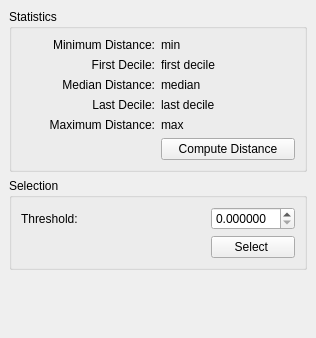
Old version of the form Polyhedron/demo/Polyhedron/Plugins/Point_set/Point_set_to_mesh_distance_widget.ui in the repository CGAL/cgal.
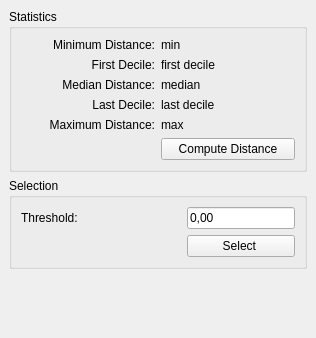
New version of the form. Custom widgets are drawn as their Qt base class.

The edit to the form file:
```diff
--- a/Polyhedron/demo/Polyhedron/Plugins/Point_set/Point_set_to_mesh_distance_widget.ui
+++ b/Polyhedron/demo/Polyhedron/Plugins/Point_set/Point_set_to_mesh_distance_widget.ui
@@ -140,16 +140,6 @@
         <layout class="QHBoxLayout" name="horizontalLayout_2">
          <item>
           <layout class="QGridLayout" name="gridLayout_2" columnstretch="1,0">
-           <item row="0" column="1">
-            <widget class="QDoubleSpinBox" name="distance_spinbox">
-             <property name="toolTip">
-              <string>Points further than this distance will be selected.</string>
-             </property>
-             <property name="decimals">
-              <number>6</number>
-             </property>
-            </widget>
-           </item>
            <item row="1" column="1">
             <widget class="QPushButton" name="select_button">
              <property name="toolTip">
@@ -167,6 +157,13 @@
              </property>
             </widget>
            </item>
+           <item row="0" column="1">
+            <widget class="DoubleEdit" name="distance_spinbox">
+             <property name="text">
+              <string>0,00</string>
+             </property>
+            </widget>
+           </item>
           </layout>
          </item>
         </layout>
@@ -190,6 +187,13 @@
    </layout>
   </widget>
  </widget>
+ <customwidgets>
+  <customwidget>
+   <class>DoubleEdit</class>
+   <extends>QLineEdit</extends>
+   <header>CGAL_double_edit.h</header>
+  </customwidget>
+ </customwidgets>
  <resources/>
  <connections/>
 </ui>
```
